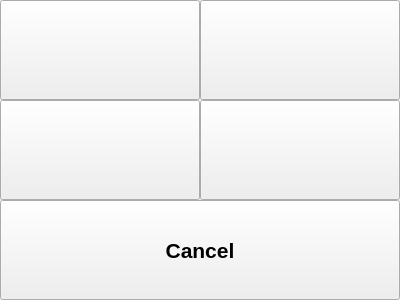
Qt form gui/presets/presets.ui (MariuszSuchenek/MVM_GUI_test2) before a commit.
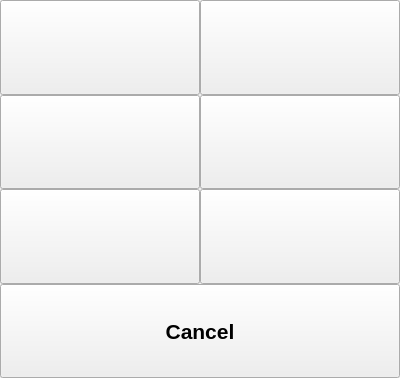
The same form after that commit.

Commit message: Presets now have max 6 options/

```diff
--- a/gui/presets/presets.ui
+++ b/gui/presets/presets.ui
@@ -7,13 +7,16 @@
     <x>0</x>
     <y>0</y>
     <width>400</width>
-    <height>300</height>
+    <height>378</height>
    </rect>
   </property>
   <property name="windowTitle">
    <string>Form</string>
   </property>
   <layout class="QGridLayout" name="gridLayout">
+   <property name="sizeConstraint">
+    <enum>QLayout::SetNoConstraint</enum>
+   </property>
    <property name="leftMargin">
     <number>0</number>
    </property>
@@ -109,7 +112,47 @@
      </property>
     </widget>
    </item>
-   <item row="2" column="0" colspan="2">
+   <item row="2" column="0">
+    <widget class="QPushButton" name="button_preset5">
+     <property name="sizePolicy">
+      <sizepolicy hsizetype="Minimum" vsizetype="Expanding">
+       <horstretch>0</horstretch>
+       <verstretch>0</verstretch>
+      </sizepolicy>
+     </property>
+     <property name="font">
+      <font>
+       <pointsize>16</pointsize>
+       <weight>75</weight>
+       <bold>true</bold>
+      </font>
+     </property>
+     <property name="text">
+      <string/>
+     </property>
+    </widget>
+   </item>
+   <item row="2" column="1">
+    <widget class="QPushButton" name="button_preset6">
+     <property name="sizePolicy">
+      <sizepolicy hsizetype="Minimum" vsizetype="Expanding">
+       <horstretch>0</horstretch>
+       <verstretch>0</verstretch>
+      </sizepolicy>
+     </property>
+     <property name="font">
+      <font>
+       <pointsize>16</pointsize>
+       <weight>75</weight>
+       <bold>true</bold>
+      </font>
+     </property>
+     <property name="text">
+      <string/>
+     </property>
+    </widget>
+   </item>
+   <item row="3" column="0" colspan="2">
     <widget class="QPushButton" name="button_cancel">
      <property name="sizePolicy">
       <sizepolicy hsizetype="Minimum" vsizetype="Expanding">
```
The commit also changes 4 other files.
